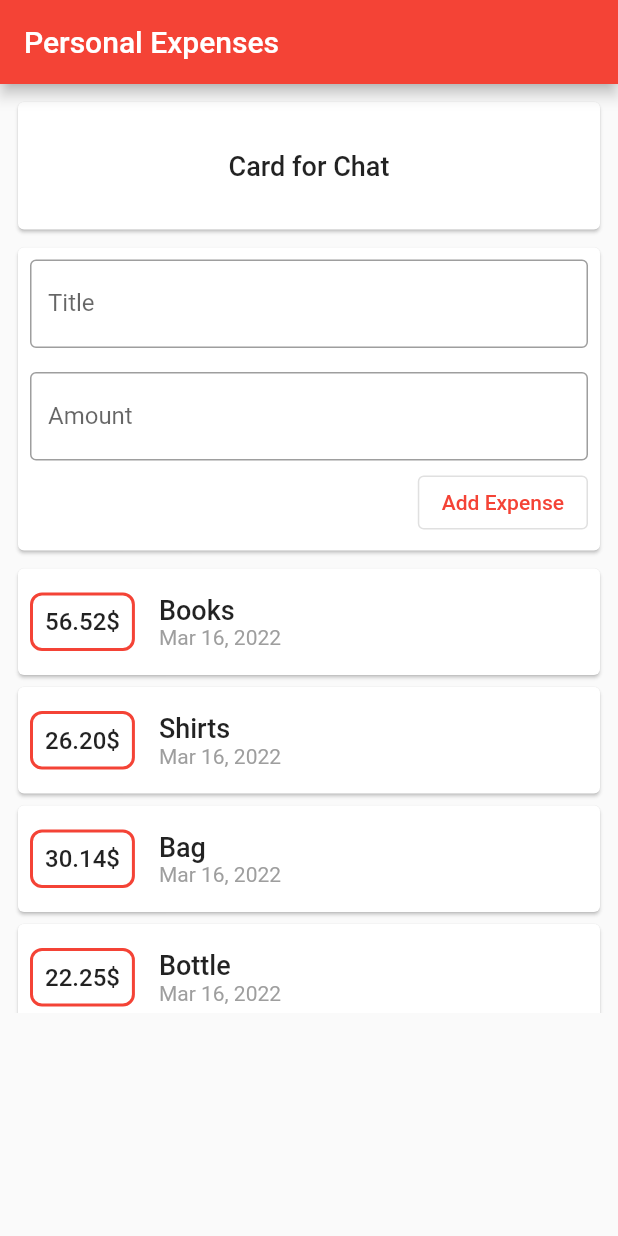
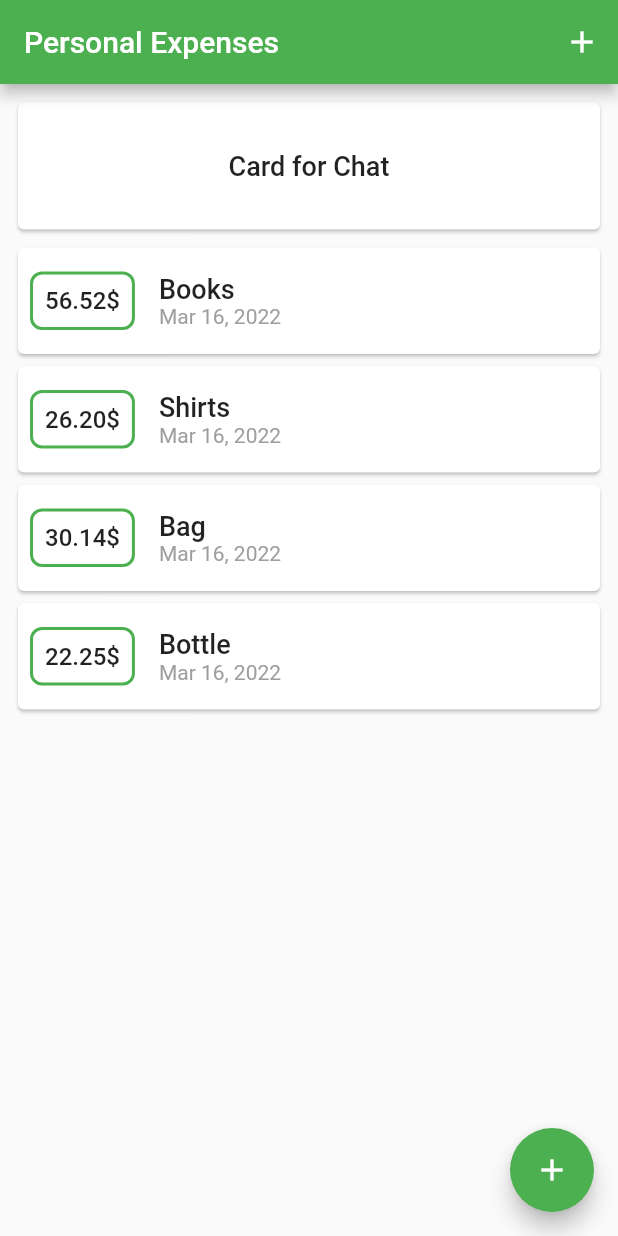
Before and after one commit to Usman-Haider-Ali/Daily-Expense-App, a Flutter app: the screen it shows after launch, on a phone screen of 412 x 824 dp. Run offline on Flutter 3.47's test engine with Material 2 defaults, Android fonts, the phone set to English and light mode, and no system bars.

Commit message:
fix errors and add expenses with expended widgets

```diff
--- a/lib/main.dart
+++ b/lib/main.dart
@@ -10,7 +10,7 @@ class MyApp extends StatelessWidget {
   Widget build(BuildContext context) {
     return MaterialApp(
       theme: ThemeData(
-        primarySwatch: Colors.red,
+        primarySwatch: Colors.green,
         brightness: Brightness.light,
       ),
       home: HomePage(),
--- a/lib/pages/home_page.dart
+++ b/lib/pages/home_page.dart
@@ -1,18 +1,81 @@
 import 'package:flutter/material.dart';
 
+import '../models/expense_model.dart';
+import '../widgets/add_expenses.dart';
 import '../widgets/expenses_graph.dart';
-import '../widgets/manage_expenses.dart';
+import '../widgets/expenses_list.dart';
 
-class HomePage extends StatelessWidget {
+class HomePage extends StatefulWidget {
+  @override
+  State<HomePage> createState() => _HomePageState();
+}
+
+class _HomePageState extends State<HomePage> {
+  final List<ExpenseModel> _expensesList = [
+    ExpenseModel(
+      id: '123',
+      title: 'Books',
+      amount: 56.52,
+      date: DateTime.now(),
+    ),
+    ExpenseModel(
+      id: '789',
+      title: 'Shirts',
+      amount: 26.20,
+      date: DateTime.now(),
+    ),
+    ExpenseModel(
+      id: '987',
+      title: 'Bag',
+      amount: 30.14,
+      date: DateTime.now(),
+    ),
+    ExpenseModel(
+      id: '852',
+      title: 'Bottle',
+      amount: 22.25,
+      date: DateTime.now(),
+    ),
+  ];
+
+  void _startAddNewExpense(BuildContext context) {
+    showModalBottomSheet(
+      context: context,
+      builder: (_) {
+        return AddExpenses(_addNewExpense);
+      },
+    );
+  }
+
+  void _addNewExpense(String title, double amount) {
+    final newExp = ExpenseModel(
+        id: DateTime.now().toString(),
+        title: title,
+        amount: amount,
+        date: DateTime.now());
+
+    setState(() {
+      _expensesList.add(newExp);
+    });
+  }
+
   @override
   Widget build(BuildContext context) {
     return Scaffold(
       appBar: AppBar(
-          title:  Text('Personal Expenses'),
+        title: Text('Personal Expenses'),
+        actions: [
+          IconButton(
+            onPressed: (() => _startAddNewExpense(context)),
+            icon: Icon(
+              Icons.add,
+            ),
+          )
+        ],
       ),
       body: SingleChildScrollView(
         child: Container(
-            margin:  EdgeInsets.all(8),
+          margin: EdgeInsets.all(8),
           child: Column(
             crossAxisAlignment: CrossAxisAlignment.stretch,
             children: [
@@ -20,10 +83,17 @@ class HomePage extends StatelessWidget {
               SizedBox(
                 height: 4,
               ),
-                 ManageExpenses(),
+              ExpensesList(_expensesList),
             ],
           ),
         ),
-        ));
+      ),
+      floatingActionButton: FloatingActionButton(
+        onPressed: (() => _startAddNewExpense(context)),
+        child: Icon(
+          Icons.add,
+        ),
+      ),
+    );
   }
 }
--- a/lib/widgets/expenses_list.dart
+++ b/lib/widgets/expenses_list.dart
@@ -8,11 +8,10 @@ class ExpensesList extends StatelessWidget {
   ExpensesList(this._expensesList);
   @override
   Widget build(BuildContext context) {
-    return Container(
-      height: 300,
-      child: ListView.builder(
-        // shrinkWrap: true,
-        // physics: NeverScrollableScrollPhysics(),
+    return ListView.builder(
+      shrinkWrap: true,
+      physics: ScrollPhysics(),
+      itemCount: _expensesList.length,
       itemBuilder: (context, index) {
         return Card(
           child: Padding(
@@ -63,7 +62,6 @@ class ExpensesList extends StatelessWidget {
           ),
         );
       },
-      ),
     );
   }
 }
--- a/lib/widgets/manage_expenses.dart
+++ /dev/null
@@ -1,64 +0,0 @@
-import 'package:flutter/material.dart';
-
-import '../models/expense_model.dart';
-import 'add_expenses.dart';
-import 'expenses_list.dart';
-
-class ManageExpenses extends StatefulWidget {
-  @override
-  State<ManageExpenses> createState() => _ManageExpensesState();
-}
-
-class _ManageExpensesState extends State<ManageExpenses> {
-  final List<ExpenseModel> _expensesList = [
-    ExpenseModel(
-      id: '123',
-      title: 'Books',
-      amount: 56.52,
-      date: DateTime.now(),
-    ),
-    ExpenseModel(
-      id: '789',
-      title: 'Shirts',
-      amount: 26.20,
-      date: DateTime.now(),
-    ),
-    ExpenseModel(
-      id: '987',
-      title: 'Bag',
-      amount: 30.14,
-      date: DateTime.now(),
-    ),
-    ExpenseModel(
-      id: '852',
-      title: 'Bottle',
-      amount: 22.25,
-      date: DateTime.now(),
-    ),
-  ];
-
-  void _addNewExpense(String title, double amount) {
-    final newExp = ExpenseModel(
-        id: DateTime.now().toString(),
-        title: title,
-        amount: amount,
-        date: DateTime.now());
-
-    setState(() {
-      _expensesList.add(newExp);
-    });
-  }
-
-  @override
-  Widget build(BuildContext context) {
-    return Column(
-      children: [
-        AddExpenses(_addNewExpense),
-        SizedBox(
-          height: 4,
-        ),
-        ExpensesList(_expensesList),
-      ],
-    );
-  }
-}
```
Also changed, not shown: lib/widgets/add_expenses.dart (+40 -6 lines). Lines whose indentation alone changed are shown as unchanged.
